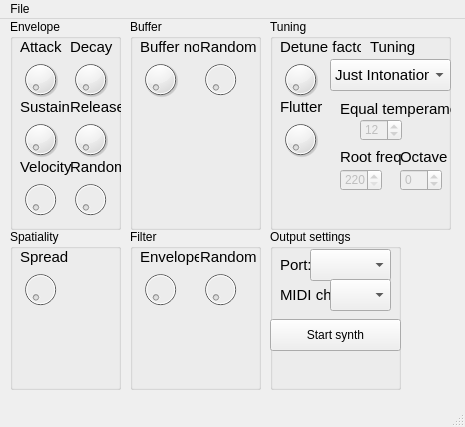
The window that Controller/src/synthcontroller.ui (kj-jondell/Diabetes-Synth) describes before a commit, drawn with Qt 5.
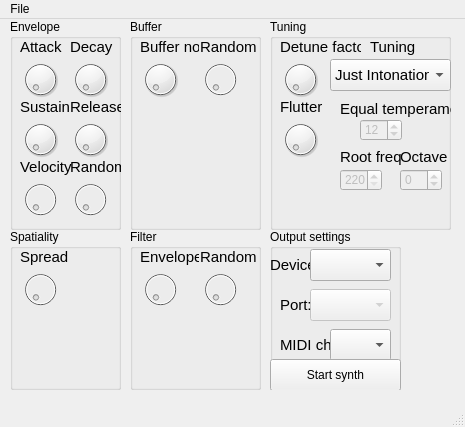
The same window after the commit.

```diff
--- a/Controller/src/synthcontroller.ui
+++ b/Controller/src/synthcontroller.ui
@@ -404,12 +404,12 @@
     </property>
     <widget class="QComboBox" name="port">
      <property name="enabled">
-      <bool>true</bool>
+      <bool>false</bool>
      </property>
      <property name="geometry">
       <rect>
        <x>40</x>
-       <y>20</y>
+       <y>60</y>
        <width>81</width>
        <height>32</height>
       </rect>
@@ -424,7 +424,7 @@
      <property name="geometry">
       <rect>
        <x>10</x>
-       <y>20</y>
+       <y>60</y>
        <width>31</width>
        <height>31</height>
       </rect>
@@ -445,7 +445,7 @@
      <property name="geometry">
       <rect>
        <x>10</x>
-       <y>50</y>
+       <y>100</y>
        <width>51</width>
        <height>31</height>
       </rect>
@@ -469,7 +469,7 @@
      <property name="geometry">
       <rect>
        <x>60</x>
-       <y>50</y>
+       <y>100</y>
        <width>61</width>
        <height>32</height>
       </rect>
@@ -484,7 +484,7 @@
      <property name="geometry">
       <rect>
        <x>0</x>
-       <y>90</y>
+       <y>130</y>
        <width>131</width>
        <height>32</height>
       </rect>
@@ -493,6 +493,45 @@
       <string>Start synth</string>
      </property>
     </widget>
+    <widget class="QLabel" name="label_20">
+     <property name="geometry">
+      <rect>
+       <x>0</x>
+       <y>20</y>
+       <width>41</width>
+       <height>31</height>
+      </rect>
+     </property>
+     <property name="font">
+      <font>
+       <pointsize>11</pointsize>
+      </font>
+     </property>
+     <property name="text">
+      <string>Device:</string>
+     </property>
+     <property name="alignment">
+      <set>Qt::AlignLeading|Qt::AlignLeft|Qt::AlignVCenter</set>
+     </property>
+    </widget>
+    <widget class="QComboBox" name="devices">
+     <property name="enabled">
+      <bool>true</bool>
+     </property>
+     <property name="geometry">
+      <rect>
+       <x>40</x>
+       <y>20</y>
+       <width>81</width>
+       <height>32</height>
+      </rect>
+     </property>
+     <property name="font">
+      <font>
+       <pointsize>11</pointsize>
+      </font>
+     </property>
+    </widget>
    </widget>
    <widget class="QGroupBox" name="tuning_group">
     <property name="geometry">
```
